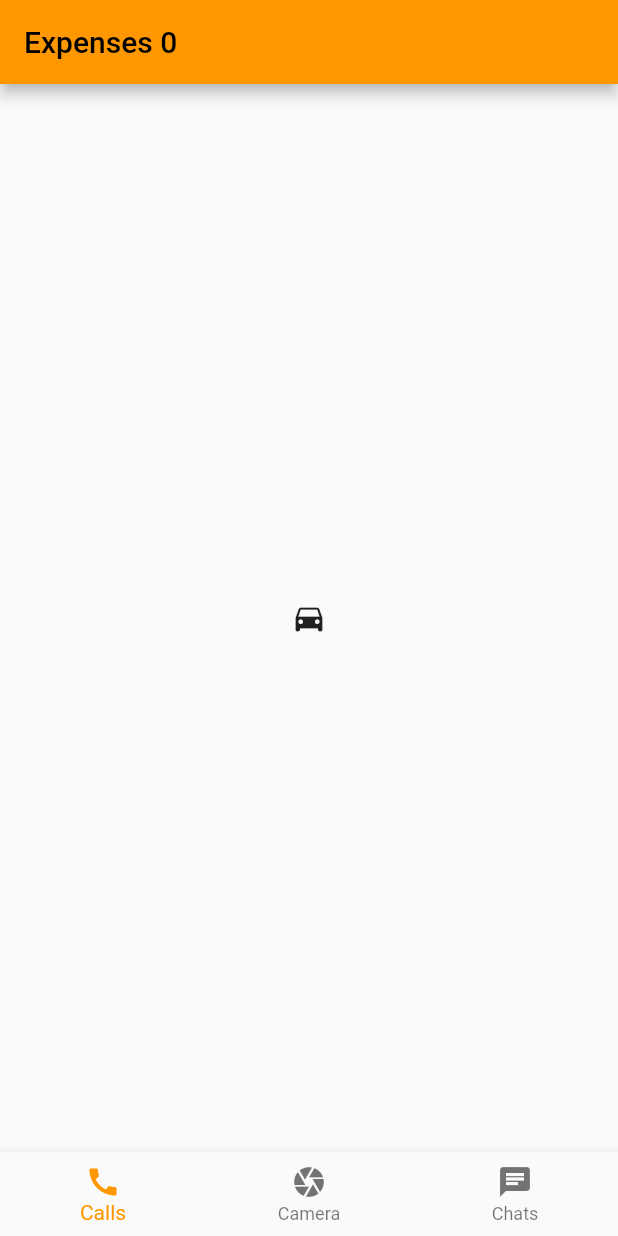
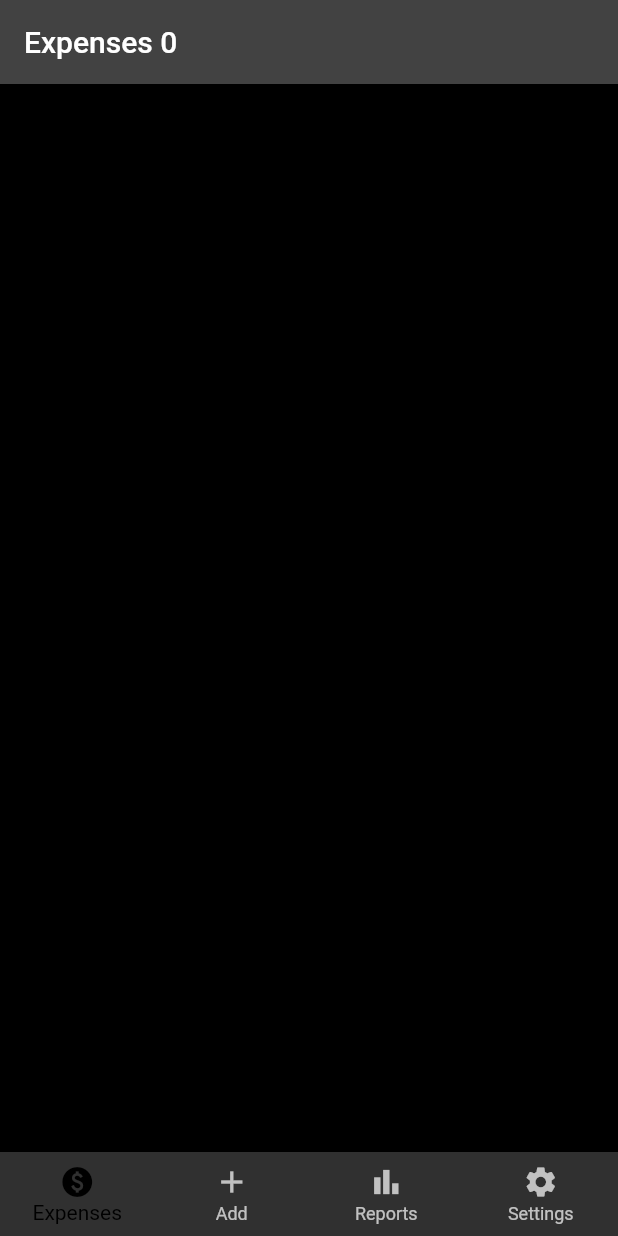
Before and after one commit to Detective-Khalifah/goodbye_money, a Flutter app: the screen it shows after launch, on a phone screen of 412 x 824 dp. Run offline on Flutter 3.47's test engine with Material 2 defaults, Android fonts, the phone set to English and light mode, and no system bars.

Commit message:
customise theme

```diff
--- a/lib/main.dart
+++ b/lib/main.dart
@@ -6,14 +6,18 @@ void main() {
 }
 
 class MyApp extends StatelessWidget {
-  // This widget is the root of your application.
+  final ThemeData theme = ThemeData(
+    accentColor: Colors.red,
+    brightness: Brightness.dark,
+    primarySwatch: Colors.orange,
+  );
 
   @override
   Widget build(BuildContext context) {
     return MaterialApp(
       title: 'Expense Tracker',
-      theme: ThemeData(
-        primarySwatch: Colors.orange,
+      theme: theme.copyWith(
+        colorScheme: theme.colorScheme.copyWith(primary: Colors.blue, secondary: Colors.black)
       ),
       home: TabsController(),
     );
--- a/lib/tabs.dart
+++ b/lib/tabs.dart
@@ -22,28 +22,28 @@ class _TabsControllerState extends State<TabsController> {
   @override
   Widget build(BuildContext context) {
     return DefaultTabController(
-      length: 3,
+      length: 4,
       child: Scaffold(
+        backgroundColor: Colors.black,
         appBar: AppBar(
           // Here we take the value from the MyHomePage object that was created by
           // the App.build method, and use it to set our appbar title.
           title: Text("Expenses $_selectedIndex"),
         ),
-        body: const TabBarView(
-          children: [
-            Icon(Icons.directions_car),
-            Icon(Icons.directions_transit),
-            Icon(Icons.directions_bike),
-          ],
-        ),
+        body: Text(""),
         bottomNavigationBar: BottomNavigationBar(
           currentIndex: _selectedIndex,
           items: const <BottomNavigationBarItem>[
-            BottomNavigationBarItem(icon: Icon(Icons.call), label: 'Calls'),
-            BottomNavigationBarItem(icon: Icon(Icons.camera), label: 'Camera'),
-            BottomNavigationBarItem(icon: Icon(Icons.chat), label: 'Chats'),
+            BottomNavigationBarItem(icon: Icon(Icons.paid), label: 'Expenses'),
+            BottomNavigationBarItem(icon: Icon(Icons.add), label: 'Add'),
+            BottomNavigationBarItem(icon: Icon(Icons.bar_chart), label: 'Reports'),
+            BottomNavigationBarItem(icon: Icon(Icons.settings), label: 'Settings'),
           ],
           onTap: _onItemTapped,
+          type: BottomNavigationBarType.fixed,
+          // type: BottomNavigationBarType.shifting,
+          // selectedItemColor: Colors.white,
+          // unselectedItemColor: Colors.white,
         ),
       ),
     );
```
